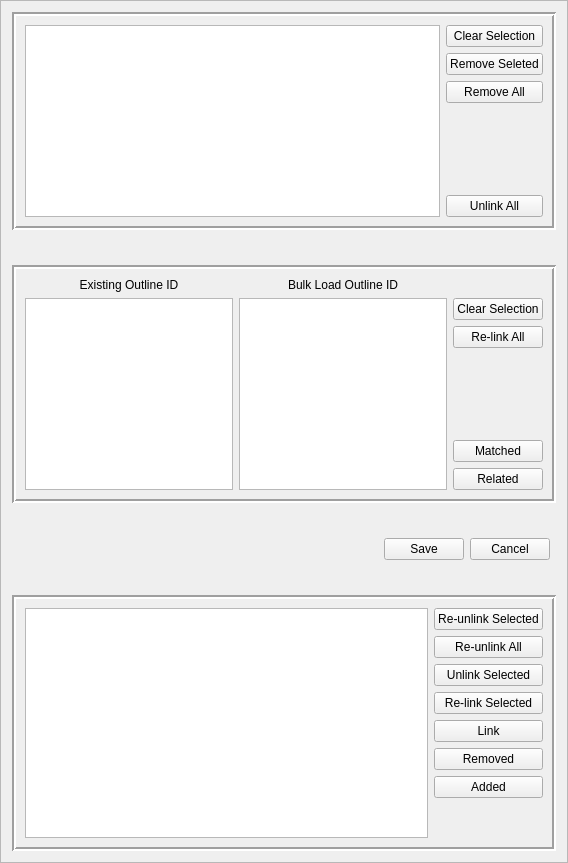
Before: the Qt Designer form buildings/gui/alter_building_relationship.ui in linz/nz-buildings, drawn with Qt 5.
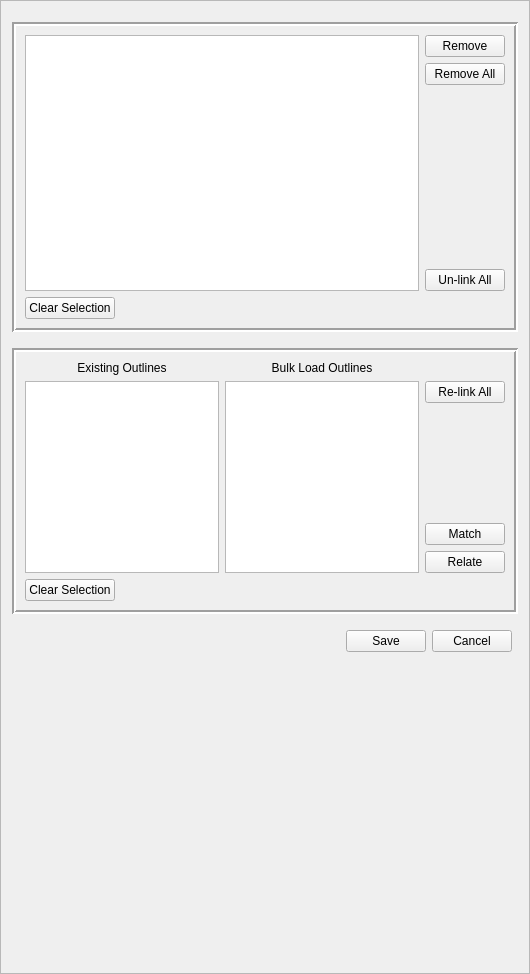
After: the same form once the commit is applied.

The edit to the form file:
```diff
--- a/buildings/gui/alter_building_relationship.ui
+++ b/buildings/gui/alter_building_relationship.ui
@@ -6,8 +6,8 @@
    <rect>
     <x>0</x>
     <y>0</y>
-    <width>568</width>
-    <height>863</height>
+    <width>530</width>
+    <height>974</height>
    </rect>
   </property>
   <property name="windowTitle">
@@ -23,100 +23,57 @@
    <number>1</number>
   </property>
   <layout class="QGridLayout" name="gridLayout">
-   <item row="0" column="0" colspan="3">
-    <widget class="QFrame" name="frame">
-     <property name="sizePolicy">
-      <sizepolicy hsizetype="Expanding" vsizetype="Fixed">
-       <horstretch>0</horstretch>
-       <verstretch>0</verstretch>
-      </sizepolicy>
-     </property>
-     <property name="frameShape">
-      <enum>QFrame::Box</enum>
-     </property>
-     <property name="frameShadow">
-      <enum>QFrame::Sunken</enum>
-     </property>
-     <property name="lineWidth">
-      <number>2</number>
-     </property>
-     <layout class="QVBoxLayout" name="verticalLayout_2">
-      <item>
-       <layout class="QHBoxLayout" name="horizontalLayout_8">
-        <item>
-         <layout class="QVBoxLayout" name="verticalLayout_10">
-          <item>
-           <widget class="QTableWidget" name="tbl_original"/>
-          </item>
-         </layout>
-        </item>
-        <item>
-         <layout class="QVBoxLayout" name="verticalLayout">
-          <item>
-           <widget class="QPushButton" name="btn_clear_slt">
-            <property name="text">
-             <string>Clear Selection</string>
-            </property>
-           </widget>
-          </item>
-          <item>
-           <widget class="QPushButton" name="btn_remove_slt">
-            <property name="text">
-             <string>Remove Seleted</string>
-            </property>
-           </widget>
-          </item>
-          <item>
-           <widget class="QPushButton" name="btn_remove_all">
-            <property name="text">
-             <string>Remove All</string>
-            </property>
-           </widget>
-          </item>
-          <item>
-           <spacer name="verticalSpacer_2">
-            <property name="orientation">
-             <enum>Qt::Vertical</enum>
-            </property>
-            <property name="sizeHint" stdset="0">
-             <size>
-              <width>20</width>
-              <height>40</height>
-             </size>
-            </property>
-           </spacer>
-          </item>
-          <item>
-           <widget class="QPushButton" name="btn_unlink_all">
-            <property name="text">
-             <string>Unlink All</string>
-            </property>
-           </widget>
-          </item>
-         </layout>
-        </item>
-       </layout>
-      </item>
-     </layout>
-    </widget>
+   <item row="6" column="1">
+    <layout class="QHBoxLayout" name="horizontalLayout_4">
+     <item>
+      <spacer name="horizontalSpacer_5">
+       <property name="orientation">
+        <enum>Qt::Horizontal</enum>
+       </property>
+       <property name="sizeHint" stdset="0">
+        <size>
+         <width>40</width>
+         <height>20</height>
+        </size>
+       </property>
+      </spacer>
+     </item>
+     <item>
+      <widget class="QPushButton" name="btn_save">
+       <property name="text">
+        <string>Save</string>
+       </property>
+      </widget>
+     </item>
+     <item>
+      <widget class="QPushButton" name="btn_cancel">
+       <property name="text">
+        <string>Cancel</string>
+       </property>
+      </widget>
+     </item>
+    </layout>
    </item>
-   <item row="4" column="1">
-    <spacer name="verticalSpacer_3">
+   <item row="0" column="1">
+    <spacer name="verticalSpacer_8">
      <property name="orientation">
       <enum>Qt::Vertical</enum>
      </property>
+     <property name="sizeType">
+      <enum>QSizePolicy::Fixed</enum>
+     </property>
      <property name="sizeHint" stdset="0">
       <size>
        <width>20</width>
-       <height>40</height>
+       <height>10</height>
       </size>
      </property>
     </spacer>
    </item>
-   <item row="2" column="0" rowspan="2" colspan="3">
+   <item row="3" column="0" rowspan="2" colspan="3">
     <widget class="QFrame" name="frame_2">
      <property name="sizePolicy">
-      <sizepolicy hsizetype="Expanding" vsizetype="Fixed">
+      <sizepolicy hsizetype="Expanding" vsizetype="Expanding">
        <horstretch>0</horstretch>
        <verstretch>0</verstretch>
       </sizepolicy>
@@ -150,7 +107,7 @@
              </font>
             </property>
             <property name="text">
-             <string>Existing Outline ID</string>
+             <string>Existing Outlines</string>
             </property>
             <property name="alignment">
              <set>Qt::AlignCenter</set>
@@ -158,7 +115,26 @@
            </widget>
           </item>
           <item>
-           <widget class="QListWidget" name="lst_existing"/>
+           <widget class="QListWidget" name="lst_existing">
+            <property name="sizePolicy">
+             <sizepolicy hsizetype="Expanding" vsizetype="Expanding">
+              <horstretch>0</horstretch>
+              <verstretch>0</verstretch>
+             </sizepolicy>
+            </property>
+            <property name="minimumSize">
+             <size>
+              <width>0</width>
+              <height>0</height>
+             </size>
+            </property>
+            <property name="maximumSize">
+             <size>
+              <width>16777215</width>
+              <height>16777215</height>
+             </size>
+            </property>
+           </widget>
           </item>
          </layout>
         </item>
@@ -173,7 +149,7 @@
              </font>
             </property>
             <property name="text">
-             <string>Bulk Load Outline ID</string>
+             <string>Bulk Load Outlines</string>
             </property>
             <property name="alignment">
              <set>Qt::AlignCenter</set>
@@ -181,7 +157,26 @@
            </widget>
           </item>
           <item>
-           <widget class="QListWidget" name="lst_bulk"/>
+           <widget class="QListWidget" name="lst_bulk">
+            <property name="sizePolicy">
+             <sizepolicy hsizetype="Expanding" vsizetype="Expanding">
+              <horstretch>0</horstretch>
+              <verstretch>0</verstretch>
+             </sizepolicy>
+            </property>
+            <property name="minimumSize">
+             <size>
+              <width>0</width>
+              <height>0</height>
+             </size>
+            </property>
+            <property name="maximumSize">
+             <size>
+              <width>16777215</width>
+              <height>16777215</height>
+             </size>
+            </property>
+           </widget>
           </item>
          </layout>
         </item>
@@ -194,13 +189,6 @@
             </property>
            </widget>
           </item>
-          <item>
-           <widget class="QPushButton" name="btn_clear_slt2">
-            <property name="text">
-             <string>Clear Selection</string>
-            </property>
-           </widget>
-          </item>
           <item>
            <widget class="QPushButton" name="btn_relink_all">
             <property name="text">
@@ -224,14 +212,14 @@
           <item>
            <widget class="QPushButton" name="btn_matched">
             <property name="text">
-             <string>Matched</string>
+             <string>Match</string>
             </property>
            </widget>
           </item>
           <item>
            <widget class="QPushButton" name="btn_related">
             <property name="text">
-             <string>Related</string>
+             <string>Relate</string>
             </property>
            </widget>
           </item>
@@ -239,60 +227,82 @@
         </item>
        </layout>
       </item>
+      <item>
+       <layout class="QHBoxLayout" name="horizontalLayout_2">
+        <item>
+         <widget class="QPushButton" name="btn_clear_slt2">
+          <property name="text">
+           <string>Clear Selection</string>
+          </property>
+         </widget>
+        </item>
+        <item>
+         <spacer name="horizontalSpacer_2">
+          <property name="orientation">
+           <enum>Qt::Horizontal</enum>
+          </property>
+          <property name="sizeHint" stdset="0">
+           <size>
+            <width>40</width>
+            <height>20</height>
+           </size>
+          </property>
+         </spacer>
+        </item>
+       </layout>
+      </item>
      </layout>
     </widget>
    </item>
-   <item row="1" column="0">
+   <item row="7" column="1">
+    <spacer name="verticalSpacer_6">
+     <property name="orientation">
+      <enum>Qt::Vertical</enum>
+     </property>
+     <property name="sizeHint" stdset="0">
+      <size>
+       <width>20</width>
+       <height>40</height>
+      </size>
+     </property>
+    </spacer>
+   </item>
+   <item row="2" column="1">
     <spacer name="verticalSpacer_4">
      <property name="orientation">
       <enum>Qt::Vertical</enum>
      </property>
      <property name="sizeType">
-      <enum>QSizePolicy::Expanding</enum>
+      <enum>QSizePolicy::Fixed</enum>
      </property>
      <property name="sizeHint" stdset="0">
       <size>
        <width>20</width>
-       <height>40</height>
+       <height>10</height>
       </size>
      </property>
     </spacer>
    </item>
    <item row="5" column="1">
-    <layout class="QHBoxLayout" name="horizontalLayout_4">
-     <item>
-      <spacer name="horizontalSpacer_5">
-       <property name="orientation">
-        <enum>Qt::Horizontal</enum>
-       </property>
-       <property name="sizeHint" stdset="0">
-        <size>
-         <width>40</width>
-         <height>20</height>
-        </size>
-       </property>
-      </spacer>
-     </item>
-     <item>
-      <widget class="QPushButton" name="btn_save">
-       <property name="text">
-        <string>Save</string>
-       </property>
-      </widget>
-     </item>
-     <item>
-      <widget class="QPushButton" name="btn_cancel">
-       <property name="text">
-        <string>Cancel</string>
-       </property>
-      </widget>
-     </item>
-    </layout>
+    <spacer name="verticalSpacer_7">
+     <property name="orientation">
+      <enum>Qt::Vertical</enum>
+     </property>
+     <property name="sizeType">
+      <enum>QSizePolicy::Fixed</enum>
+     </property>
+     <property name="sizeHint" stdset="0">
+      <size>
+       <width>20</width>
+       <height>10</height>
+      </size>
+     </property>
+    </spacer>
    </item>
-   <item row="7" column="0" colspan="3">
-    <widget class="QFrame" name="frame_3">
+   <item row="1" column="0" colspan="3">
+    <widget class="QFrame" name="frame">
      <property name="sizePolicy">
-      <sizepolicy hsizetype="Preferred" vsizetype="Fixed">
+      <sizepolicy hsizetype="Expanding" vsizetype="Expanding">
        <horstretch>0</horstretch>
        <verstretch>0</verstretch>
       </sizepolicy>
@@ -306,73 +316,53 @@
      <property name="lineWidth">
       <number>2</number>
      </property>
-     <layout class="QVBoxLayout" name="verticalLayout_4">
+     <layout class="QVBoxLayout" name="verticalLayout_2">
       <item>
-       <layout class="QHBoxLayout" name="horizontalLayout_7">
+       <layout class="QHBoxLayout" name="horizontalLayout_8">
         <item>
-         <widget class="QTableWidget" name="tbl_result"/>
+         <layout class="QVBoxLayout" name="verticalLayout_10">
+          <item>
+           <widget class="QTableWidget" name="tbl_original">
+            <property name="sizePolicy">
+             <sizepolicy hsizetype="Expanding" vsizetype="Expanding">
+              <horstretch>0</horstretch>
+              <verstretch>0</verstretch>
+             </sizepolicy>
+            </property>
+            <property name="minimumSize">
+             <size>
+              <width>0</width>
+              <height>0</height>
+             </size>
+            </property>
+            <property name="maximumSize">
+             <size>
+              <width>16777215</width>
+              <height>16777215</height>
+             </size>
+            </property>
+           </widget>
+          </item>
+         </layout>
         </item>
         <item>
-         <layout class="QVBoxLayout" name="verticalLayout_6">
+         <layout class="QVBoxLayout" name="verticalLayout">
           <item>
-           <widget class="QPushButton" name="btn_reunlink_slt">
+           <widget class="QPushButton" name="btn_remove_slt">
             <property name="text">
-             <string>Re-unlink Selected</string>
+             <string>Remove</string>
             </property>
            </widget>
           </item>
           <item>
-           <widget class="QPushButton" name="btn_reunlink_all">
+           <widget class="QPushButton" name="btn_remove_all">
             <property name="text">
-             <string>Re-unlink All</string>
+             <string>Remove All</string>
             </property>
            </widget>
           </item>
           <item>
-           <layout class="QHBoxLayout" name="horizontalLayout_3">
-            <item>
-             <widget class="QPushButton" name="btn_unlink_selected">
-              <property name="text">
-               <string>Unlink Selected</string>
-              </property>
-             </widget>
-            </item>
-           </layout>
-          </item>
-          <item>
-           <widget class="QPushButton" name="btn_relink_slt">
-            <property name="text">
-             <string>Re-link Selected</string>
-            </property>
-           </widget>
-          </item>
-          <item>
-           <layout class="QHBoxLayout" name="horizontalLayout">
-            <item>
-             <widget class="QPushButton" name="btn_link">
-              <property name="text">
-               <string>Link</string>
-              </property>
-             </widget>
-            </item>
-           </layout>
-          </item>
-          <item>
-           <widget class="QPushButton" name="btn_removed">
-            <property name="text">
-             <string>Removed</string>
-            </property>
-           </widget>
-          </item>
-          <item>
-           <widget class="QPushButton" name="btn_added">
-            <property name="text">
-             <string>Added</string>
-            </property>
-           </widget>
-          </item>
-          <item>
-           <spacer name="verticalSpacer_6">
+           <spacer name="verticalSpacer_2">
             <property name="orientation">
              <enum>Qt::Vertical</enum>
             </property>
@@ -384,29 +374,44 @@
             </property>
            </spacer>
           </item>
+          <item>
+           <widget class="QPushButton" name="btn_unlink_all">
+            <property name="text">
+             <string>Un-link All</string>
+            </property>
+           </widget>
+          </item>
          </layout>
         </item>
        </layout>
       </item>
+      <item>
+       <layout class="QHBoxLayout" name="horizontalLayout">
+        <item>
+         <widget class="QPushButton" name="btn_clear_slt">
+          <property name="text">
+           <string>Clear Selection</string>
+          </property>
+         </widget>
+        </item>
+        <item>
+         <spacer name="horizontalSpacer">
+          <property name="orientation">
+           <enum>Qt::Horizontal</enum>
+          </property>
+          <property name="sizeHint" stdset="0">
+           <size>
+            <width>40</width>
+            <height>20</height>
+           </size>
+          </property>
+         </spacer>
+        </item>
+       </layout>
+      </item>
      </layout>
     </widget>
    </item>
-   <item row="6" column="1">
-    <spacer name="verticalSpacer">
-     <property name="orientation">
-      <enum>Qt::Vertical</enum>
-     </property>
-     <property name="sizeType">
-      <enum>QSizePolicy::Expanding</enum>
-     </property>
-     <property name="sizeHint" stdset="0">
-      <size>
-       <width>20</width>
-       <height>40</height>
-      </size>
-     </property>
-    </spacer>
-   </item>
   </layout>
  </widget>
  <resources/>
```
